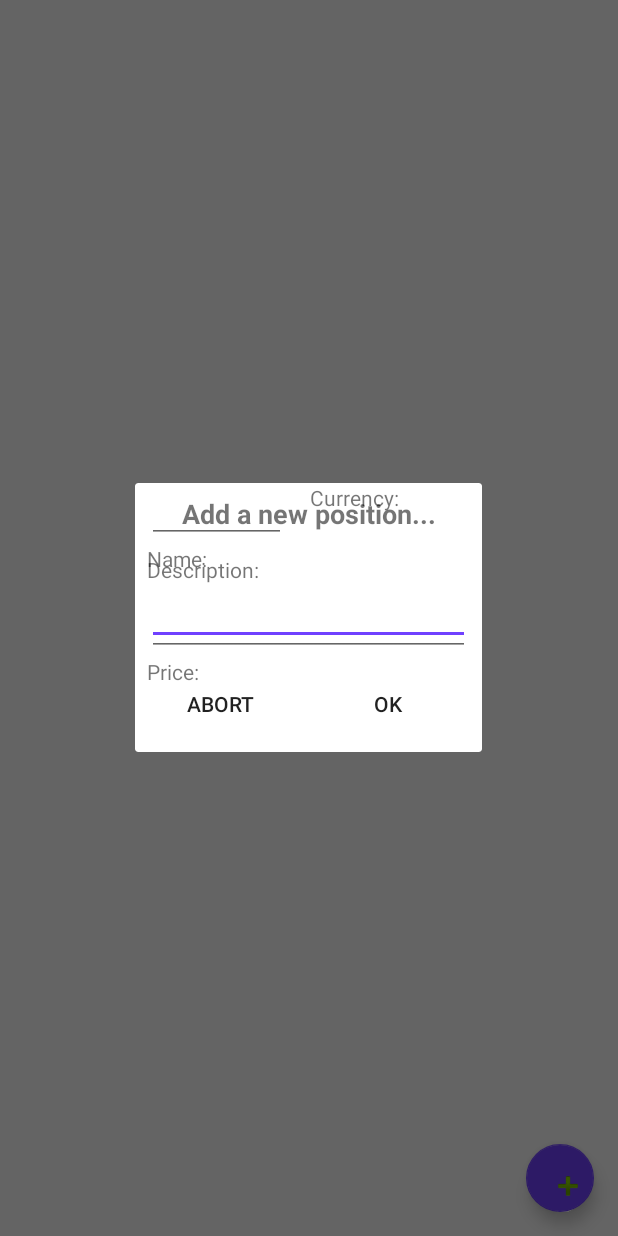
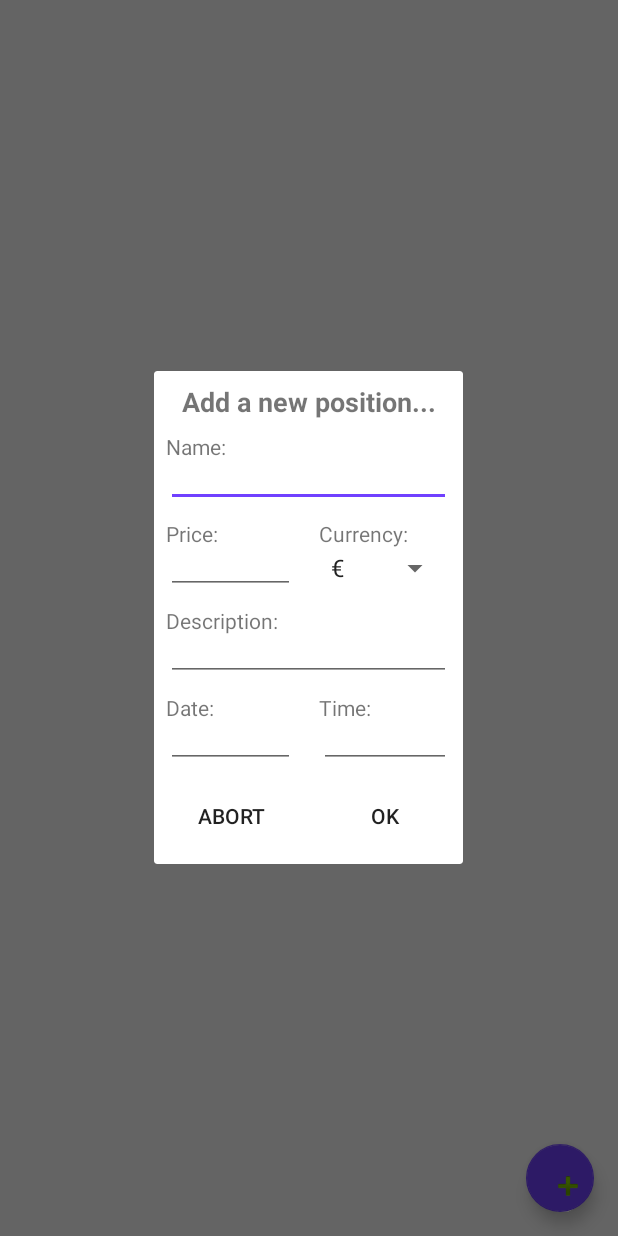
Before and after one commit to drunkenEldritch/TMMCalculator, an Android app: the screen it shows after launch (MainActivity), after a tap on an icon or button, on a phone screen of 412 x 824 dp. Run offline under Robolectric (Android 15) with nearby library versions, the phone set to English and light mode, and no system bars.

Commit message:
Build layout for DialogFragment in portrait mode

```diff
--- a/app/src/main/res/layout/fragment_position_dialog.xml
+++ b/app/src/main/res/layout/fragment_position_dialog.xml
@@ -26,30 +26,21 @@
         android:layout_height="wrap_content"
         android:layout_marginStart="8dp"
         android:layout_marginTop="8dp"
-        android:text="Name:"
+        android:text="@string/name_str"
         app:layout_constraintStart_toStartOf="parent"
         app:layout_constraintTop_toBottomOf="@+id/pos_dialog_header" />
 
-    <TextView
-        android:id="@+id/pos_description"
-        android:layout_width="wrap_content"
+    <EditText
+        android:id="@+id/pos_name_edit"
+        android:layout_width="0dp"
         android:layout_height="wrap_content"
-        android:layout_marginStart="8dp"
-        android:layout_marginTop="8dp"
-        android:text="Description:"
-        app:layout_constraintStart_toStartOf="parent"
-        app:layout_constraintTop_toBottomOf="@+id/editText" />
-
-    <EditText
-        android:id="@+id/pos_description_edit"
-        android:layout_width="0dp"
-        android:layout_height="40dp"
         android:layout_marginEnd="8dp"
         android:layout_marginStart="8dp"
-        android:layout_marginTop="8dp"
+        android:ems="10"
         android:inputType="text"
+        android:paddingBottom="6dp"
+        android:paddingTop="0dp"
         app:layout_constraintEnd_toEndOf="parent"
-        app:layout_constraintHorizontal_bias="0.5"
         app:layout_constraintStart_toStartOf="parent"
         app:layout_constraintTop_toBottomOf="@+id/pos_name" />
 
@@ -59,33 +50,68 @@
         android:layout_height="19dp"
         android:layout_marginStart="8dp"
         android:layout_marginTop="8dp"
-        android:text="Price:"
+        android:text="@string/price_str"
         app:layout_constraintStart_toStartOf="parent"
-        app:layout_constraintTop_toBottomOf="@+id/pos_description_edit" />
+        app:layout_constraintTop_toBottomOf="@+id/pos_name_edit" />
 
     <EditText
         android:id="@+id/pos_price_edit"
-        android:layout_width="215dp"
-        android:layout_height="40dp"
+        android:layout_width="0dp"
+        android:layout_height="wrap_content"
         android:layout_marginEnd="8dp"
         android:layout_marginStart="8dp"
+        android:inputType="numberDecimal"
+        android:paddingBottom="6dp"
+        android:paddingTop="0dp"
+        app:layout_constraintEnd_toStartOf="@+id/guideline4"
+        app:layout_constraintStart_toStartOf="parent"
+        app:layout_constraintTop_toBottomOf="@+id/pos_price" />
+
+    <TextView
+        android:id="@+id/pos_currency"
+        android:layout_width="wrap_content"
+        android:layout_height="wrap_content"
+        android:layout_marginStart="8dp"
         android:layout_marginTop="8dp"
-        android:inputType="numberDecimal"
+        android:text="@string/currency_str"
+        app:layout_constraintStart_toStartOf="@+id/guideline4"
+        app:layout_constraintTop_toBottomOf="@+id/pos_name_edit" />
+
+    <Spinner
+        android:id="@+id/pos_currency_spinner"
+        android:layout_width="0dp"
+        android:layout_height="44dp"
+        android:layout_marginEnd="8dp"
+        android:layout_marginStart="8dp"
+        android:entries="@array/currency_array"
+        app:layout_constraintBaseline_toBaselineOf="@+id/pos_price_edit"
+        app:layout_constraintEnd_toEndOf="parent"
+        app:layout_constraintStart_toStartOf="@+id/guideline4">
+
+    </Spinner>
+
+    <TextView
+        android:id="@+id/pos_description"
+        android:layout_width="wrap_content"
+        android:layout_height="wrap_content"
+        android:layout_marginStart="8dp"
+        android:layout_marginTop="8dp"
+        android:text="@string/description_str"
+        app:layout_constraintStart_toStartOf="parent"
+        app:layout_constraintTop_toBottomOf="@+id/pos_price_edit" />
+
+    <EditText
+        android:id="@+id/pos_description_edit"
+        android:layout_width="0dp"
+        android:layout_height="wrap_content"
+        android:layout_marginEnd="8dp"
+        android:layout_marginStart="8dp"
+        android:inputType="textMultiLine"
+        android:paddingBottom="6dp"
+        android:paddingTop="0dp"
         app:layout_constraintEnd_toEndOf="parent"
         app:layout_constraintStart_toStartOf="parent"
         app:layout_constraintTop_toBottomOf="@+id/pos_description" />
-
-    <EditText
-        android:id="@+id/editText"
-        android:layout_width="0dp"
-        android:layout_height="40dp"
-        android:layout_marginEnd="8dp"
-        android:layout_marginStart="8dp"
-        android:ems="10"
-        android:inputType="textMultiLine"
-        app:layout_constraintEnd_toStartOf="@+id/guideline1"
-        app:layout_constraintStart_toStartOf="parent"
-        tools:layout_editor_absoluteY="142dp" />
 
     <Button
         android:id="@+id/pos_abort_btn"
@@ -94,11 +120,13 @@
         android:layout_height="wrap_content"
         android:layout_marginBottom="8dp"
         android:layout_marginEnd="8dp"
+        android:layout_marginStart="8dp"
         android:layout_marginTop="8dp"
-        android:text="Abort"
+        android:text="@string/abort_str"
         app:layout_constraintBottom_toBottomOf="parent"
-        app:layout_constraintEnd_toStartOf="@+id/guideline1"
-        app:layout_constraintTop_toBottomOf="@+id/pos_price_edit" />
+        app:layout_constraintEnd_toStartOf="@+id/guideline4"
+        app:layout_constraintStart_toStartOf="parent"
+        app:layout_constraintTop_toBottomOf="@+id/pos_date_edit" />
 
     <Button
         android:id="@+id/pos_ok_button"
@@ -106,30 +134,68 @@
         android:layout_width="wrap_content"
         android:layout_height="wrap_content"
         android:layout_marginBottom="8dp"
-        android:layout_marginStart="16dp"
+        android:layout_marginEnd="8dp"
+        android:layout_marginStart="8dp"
         android:layout_marginTop="8dp"
-        android:text="Ok"
+        android:text="@string/ok_str"
         app:layout_constraintBottom_toBottomOf="parent"
-        app:layout_constraintStart_toStartOf="@+id/guideline1"
-        app:layout_constraintTop_toBottomOf="@+id/pos_price_edit" />
+        app:layout_constraintEnd_toEndOf="parent"
+        app:layout_constraintStart_toStartOf="@+id/guideline4"
+        app:layout_constraintTop_toBottomOf="@+id/pos_date_edit" />
 
     <android.support.constraint.Guideline
-        android:id="@+id/guideline1"
+        android:id="@+id/guideline4"
         android:layout_width="wrap_content"
         android:layout_height="wrap_content"
         android:orientation="vertical"
-        app:layout_constraintEnd_toEndOf="parent"
-        app:layout_constraintGuide_begin="109dp"
-        app:layout_constraintHorizontal_bias="0.5"
-        app:layout_constraintStart_toStartOf="parent" />
+        app:layout_constraintGuide_begin="102dp" />
 
     <TextView
-        android:id="@+id/pos_currency"
+        android:id="@+id/pos_date"
         android:layout_width="wrap_content"
         android:layout_height="wrap_content"
         android:layout_marginStart="8dp"
-        android:text="Currency:"
-        app:layout_constraintStart_toStartOf="@+id/guideline1"
-        tools:layout_editor_absoluteY="115dp" />
+        android:layout_marginTop="8dp"
+        android:text="@string/date_str"
+        app:layout_constraintStart_toStartOf="parent"
+        app:layout_constraintTop_toBottomOf="@+id/pos_description_edit" />
+
+    <EditText
+        android:id="@+id/pos_date_edit"
+        android:layout_width="0dp"
+        android:layout_height="wrap_content"
+        android:layout_marginEnd="8dp"
+        android:layout_marginStart="8dp"
+        android:ems="10"
+        android:inputType="date"
+        android:paddingBottom="6dp"
+        android:paddingTop="0dp"
+        app:layout_constraintEnd_toStartOf="@+id/guideline4"
+        app:layout_constraintStart_toStartOf="parent"
+        app:layout_constraintTop_toBottomOf="@+id/pos_date" />
+
+    <TextView
+        android:id="@+id/pos_time"
+        android:layout_width="wrap_content"
+        android:layout_height="wrap_content"
+        android:layout_marginStart="8dp"
+        android:layout_marginTop="8dp"
+        android:text="@string/time_str"
+        app:layout_constraintStart_toStartOf="@+id/guideline4"
+        app:layout_constraintTop_toBottomOf="@+id/pos_description_edit" />
+
+    <EditText
+        android:id="@+id/pos_time_edit"
+        android:layout_width="0dp"
+        android:layout_height="wrap_content"
+        android:layout_marginEnd="8dp"
+        android:layout_marginStart="8dp"
+        android:ems="10"
+        android:inputType="time"
+        android:paddingBottom="6dp"
+        android:paddingTop="0dp"
+        app:layout_constraintEnd_toEndOf="parent"
+        app:layout_constraintStart_toStartOf="@+id/guideline4"
+        app:layout_constraintTop_toBottomOf="@+id/pos_time" />
 
 </android.support.constraint.ConstraintLayout>
--- a/app/src/main/res/values/strings.xml
+++ b/app/src/main/res/values/strings.xml
@@ -3,4 +3,19 @@
 
     <!-- TODO: Remove or change this placeholder text -->
     <string name="position_dialog_header">Add a new position...</string>
+    <string name="currency_str">Currency:</string>
+    <string name="price_str">Price:</string>
+    <string name="name_str">Name:</string>
+    <string name="description_str">Description:</string>
+    <string name="abort_str">Abort</string>
+    <string name="ok_str">Ok</string>
+    <string name="date_str">Date:</string>
+    <string name="time_str">Time:</string>
+
+
+    <!-- Currency-Spinner -->
+    <string-array name="currency_array">
+        <item>€</item>
+        <item>$</item>
+    </string-array>
 </resources>
```
